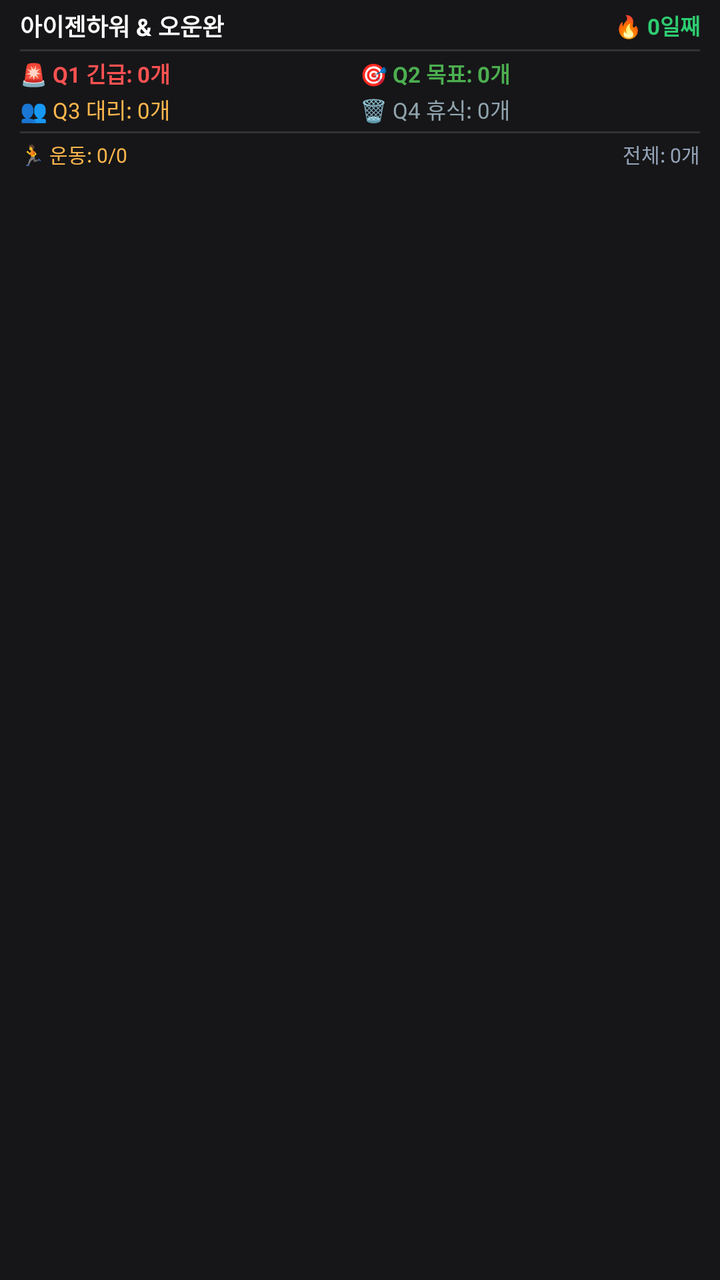
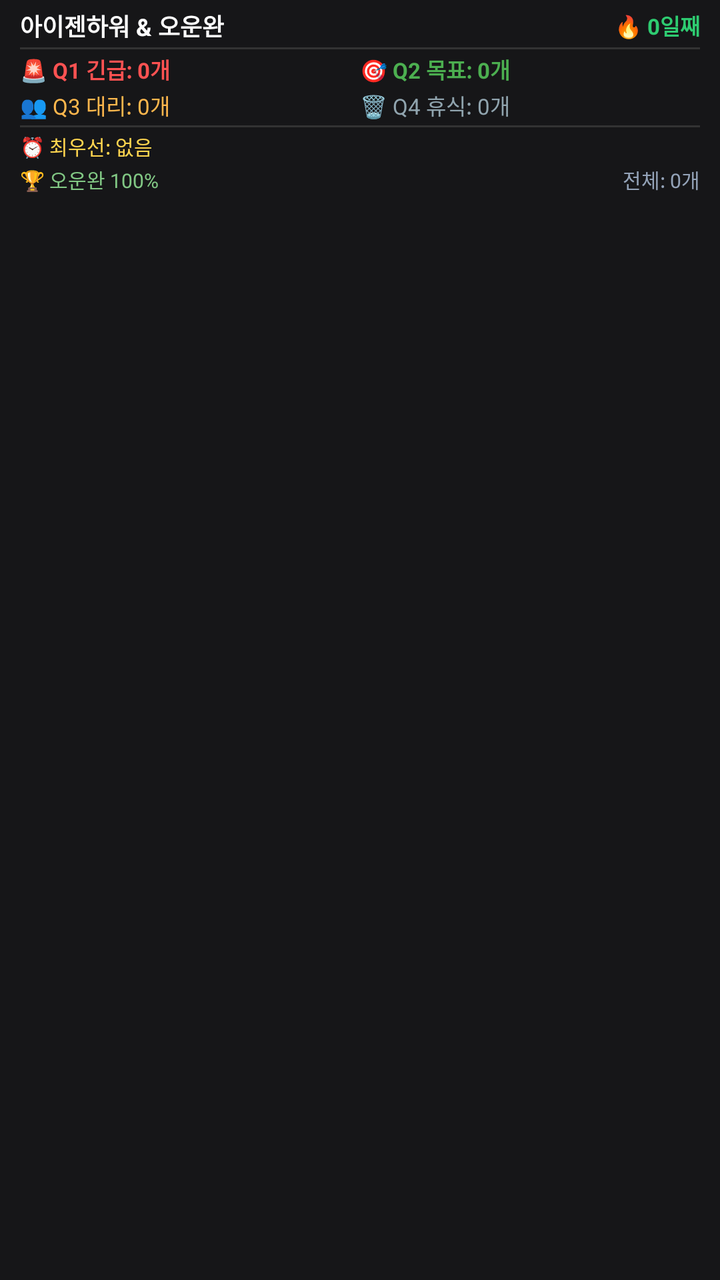

An Android layout rendered at two revisions. The XML below is the earlier revision; the diff shows what the commit changed to produce the second picture.
<!-- AndroidManifest.xml: fallback theme Theme.MaterialComponents.DayNight.NoActionBar -->
<!-- res/layout/widget_layout.xml -->
<?xml version="1.0" encoding="utf-8"?>
<LinearLayout xmlns:android="http://schemas.android.com/apk/res/android"
    android:layout_width="match_parent"
    android:layout_height="match_parent"
    android:orientation="vertical"
    android:paddingHorizontal="10dp"
    android:paddingVertical="4dp"
    android:background="#161618">

    
    <LinearLayout
        android:layout_width="match_parent"
        android:layout_height="wrap_content"
        android:orientation="horizontal"
        android:gravity="center_vertical">

        <TextView
            android:id="@+id/widget_title"
            android:layout_width="0dp"
            android:layout_height="wrap_content"
            android:layout_weight="1"
            android:text="아이젠하워 &amp; 오운완"
            android:textColor="#FFFFFF"
            android:textSize="12sp"
            android:textStyle="bold" />

        <TextView
            android:id="@+id/widget_streak"
            android:layout_width="wrap_content"
            android:layout_height="wrap_content"
            android:text="🔥 0일째"
            android:textColor="#2ECC71"
            android:textSize="11sp"
            android:textStyle="bold" />
    </LinearLayout>

    <View
        android:layout_width="match_parent"
        android:layout_height="1dp"
        android:layout_marginTop="3dp"
        android:layout_marginBottom="3dp"
        android:background="#333333" />

    
    <LinearLayout
        android:layout_width="match_parent"
        android:layout_height="wrap_content"
        android:orientation="horizontal">

        <LinearLayout
            android:layout_width="0dp"
            android:layout_height="wrap_content"
            android:layout_weight="1"
            android:orientation="vertical">

            <TextView
                android:id="@+id/widget_q1"
                android:layout_width="wrap_content"
                android:layout_height="wrap_content"
                android:text="🚨 Q1 긴급: 0개"
                android:textColor="#FF5252"
                android:textSize="11sp"
                android:textStyle="bold" />

            <TextView
                android:id="@+id/widget_q3"
                android:layout_width="wrap_content"
                android:layout_height="wrap_content"
                android:layout_marginTop="2dp"
                android:text="👥 Q3 대리: 0개"
                android:textColor="#FFB74D"
                android:textSize="11sp" />
        </LinearLayout>

        <LinearLayout
            android:layout_width="0dp"
            android:layout_height="wrap_content"
            android:layout_weight="1"
            android:orientation="vertical">

            <TextView
                android:id="@+id/widget_q2"
                android:layout_width="wrap_content"
                android:layout_height="wrap_content"
                android:text="🎯 Q2 목표: 0개"
                android:textColor="#4CAF50"
                android:textSize="11sp"
                android:textStyle="bold" />

            <TextView
                android:id="@+id/widget_q4"
                android:layout_width="wrap_content"
                android:layout_height="wrap_content"
                android:layout_marginTop="2dp"
                android:text="🗑 Q4 휴식: 0개"
                android:textColor="#90A4AE"
                android:textSize="11sp" />
        </LinearLayout>
    </LinearLayout>

    <View
        android:layout_width="match_parent"
        android:layout_height="1dp"
        android:layout_marginTop="3dp"
        android:layout_marginBottom="3dp"
        android:background="#333333" />

    
    <LinearLayout
        android:layout_width="match_parent"
        android:layout_height="wrap_content"
        android:orientation="horizontal"
        android:gravity="center_vertical">

        <TextView
            android:id="@+id/widget_workout_status"
            android:layout_width="0dp"
            android:layout_height="wrap_content"
            android:layout_weight="1"
            android:text="🏃 운동: 0/0"
            android:textColor="#FFB74D"
            android:textSize="10sp" />

        <TextView
            android:id="@+id/widget_total_status"
            android:layout_width="wrap_content"
            android:layout_height="wrap_content"
            android:text="전체: 0개"
            android:textColor="#94A3B8"
            android:textSize="10sp" />
    </LinearLayout>

</LinearLayout>
<!-- resources referenced by this layout -->
<resources>

</resources>

<!-- the commit's change to res/layout/widget_layout.xml (unified diff, before → after) -->
@@ -37,8 +37,8 @@
     <View
         android:layout_width="match_parent"
         android:layout_height="1dp"
-        android:layout_marginTop="3dp"
-        android:layout_marginBottom="3dp"
+        android:layout_marginTop="2dp"
+        android:layout_marginBottom="2dp"
         android:background="#333333" />
 
     
@@ -101,24 +101,35 @@
     <View
         android:layout_width="match_parent"
         android:layout_height="1dp"
-        android:layout_marginTop="3dp"
-        android:layout_marginBottom="3dp"
+        android:layout_marginTop="2dp"
+        android:layout_marginBottom="2dp"
         android:background="#333333" />
 
     
+    <TextView
+        android:id="@+id/widget_urgent_task"
+        android:layout_width="wrap_content"
+        android:layout_height="wrap_content"
+        android:text="⏰ 최우선: 없음"
+        android:textColor="#FFD54F"
+        android:textSize="10sp"
+        android:maxLines="1"
+        android:ellipsize="end" />
+
     <LinearLayout
         android:layout_width="match_parent"
         android:layout_height="wrap_content"
         android:orientation="horizontal"
+        android:layout_marginTop="2dp"
         android:gravity="center_vertical">
 
         <TextView
-            android:id="@+id/widget_workout_status"
+            android:id="@+id/widget_weekly_stats"
             android:layout_width="0dp"
             android:layout_height="wrap_content"
             android:layout_weight="1"
-            android:text="🏃 운동: 0/0"
-            android:textColor="#FFB74D"
+            android:text="🏆 오운완 100%"
+            android:textColor="#81C784"
             android:textSize="10sp" />
 
         <TextView
